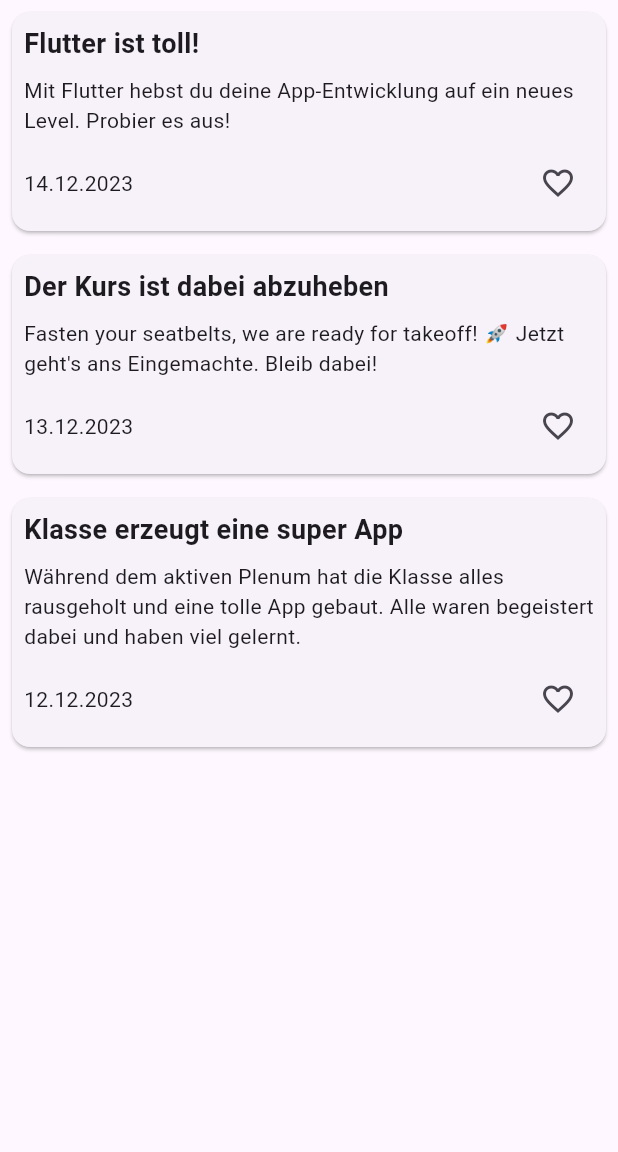
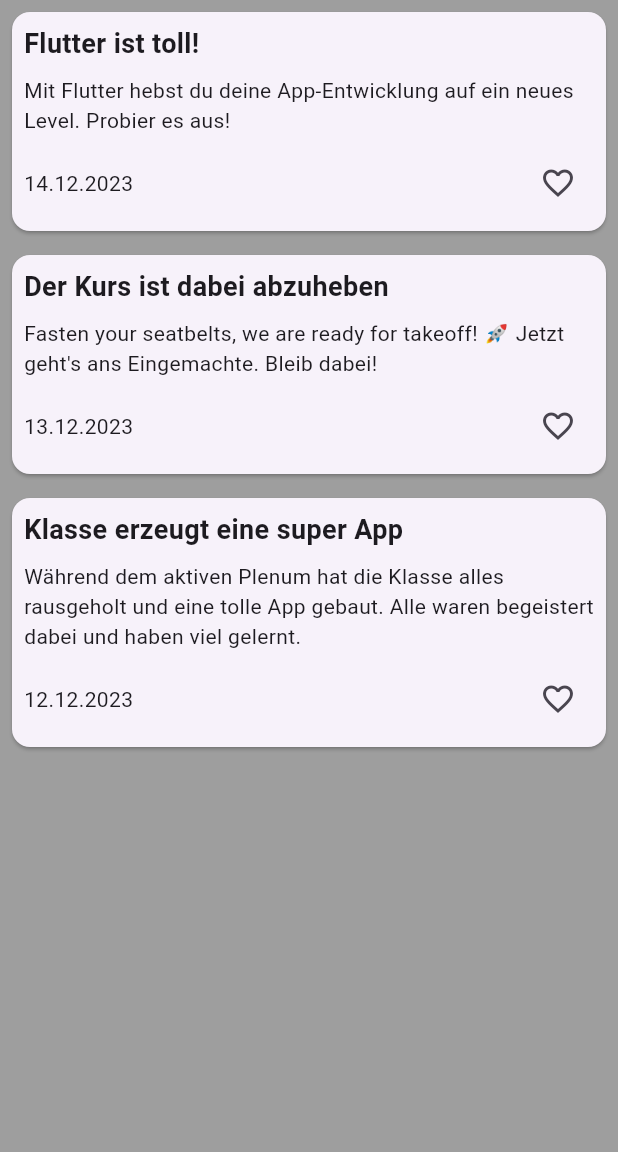
Before and after one commit to Leoislami/flutter-blog-app, a Flutter app: the screen it shows after launch, on a phone screen of 412 x 824 dp, the part 84-1236 px from its top. Run offline on Flutter 3.47's test engine with Material 3 defaults, Android fonts, the phone set to English and light mode, and no system bars.

Commit message:
fix: fixe ausgangslage

```diff
--- a/lib/main.dart
+++ b/lib/main.dart
@@ -10,8 +10,11 @@
 
   @override
   Widget build(BuildContext context) {
-    return const MaterialApp(
-      home: Home(),
+    return MaterialApp(
+      theme: ThemeData(
+          primarySwatch: Colors.blueGrey, scaffoldBackgroundColor: Colors.grey),
+      // darkTheme: ThemeData.dark(),
+      home: const Home(),
     );
   }
 }
```
Also changed, not shown: pubspec.yaml (+21 -7 lines), lib/assets/icon.jpg (added), pubspec.lock, 41 other files.
